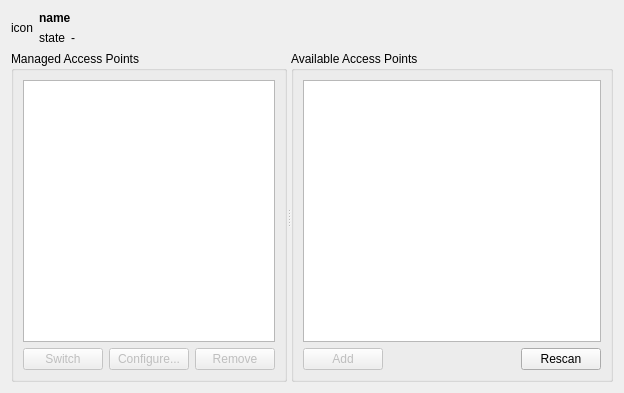
The window that qnut/airset.ui (dosnut/nut) describes before a commit, drawn with Qt 5.
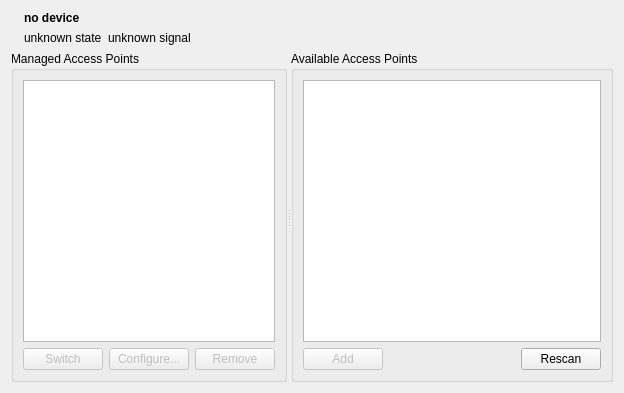
The same window after the commit. Icons and pictures are not drawn.

What changed in the file:
```diff
--- a/qnut/airset.ui
+++ b/qnut/airset.ui
@@ -24,7 +24,10 @@
         </sizepolicy>
        </property>
        <property name="text" >
-        <string>icon</string>
+        <string/>
+       </property>
+       <property name="pixmap" >
+        <pixmap>../../../../../../usr/share/qnut/icons/clear.png</pixmap>
        </property>
       </widget>
      </item>
@@ -39,7 +42,7 @@
           </font>
          </property>
          <property name="text" >
-          <string>name</string>
+          <string>no device</string>
          </property>
         </widget>
        </item>
@@ -52,14 +55,14 @@
           </sizepolicy>
          </property>
          <property name="text" >
-          <string>state</string>
+          <string>unknown state</string>
          </property>
         </widget>
        </item>
        <item row="1" column="1" >
         <widget class="QLabel" name="signalLabel" >
          <property name="text" >
-          <string>-</string>
+          <string>unknown signal</string>
          </property>
         </widget>
        </item>
```
Left out of the diff: 1 changed line with no effect on the pictures.
